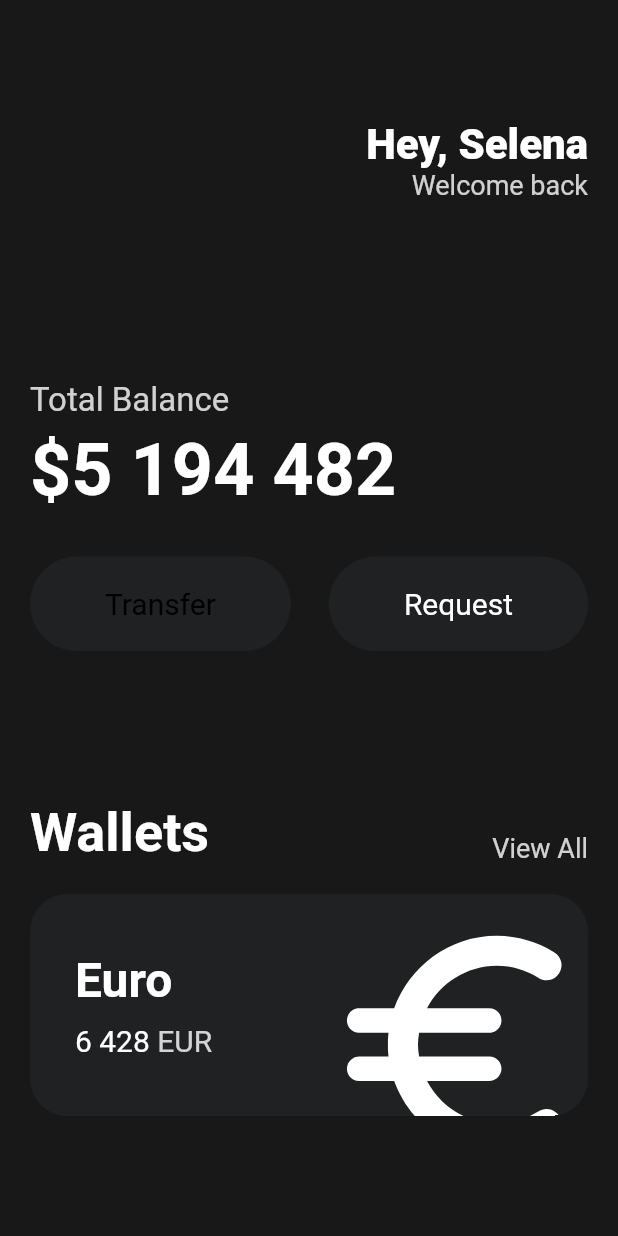
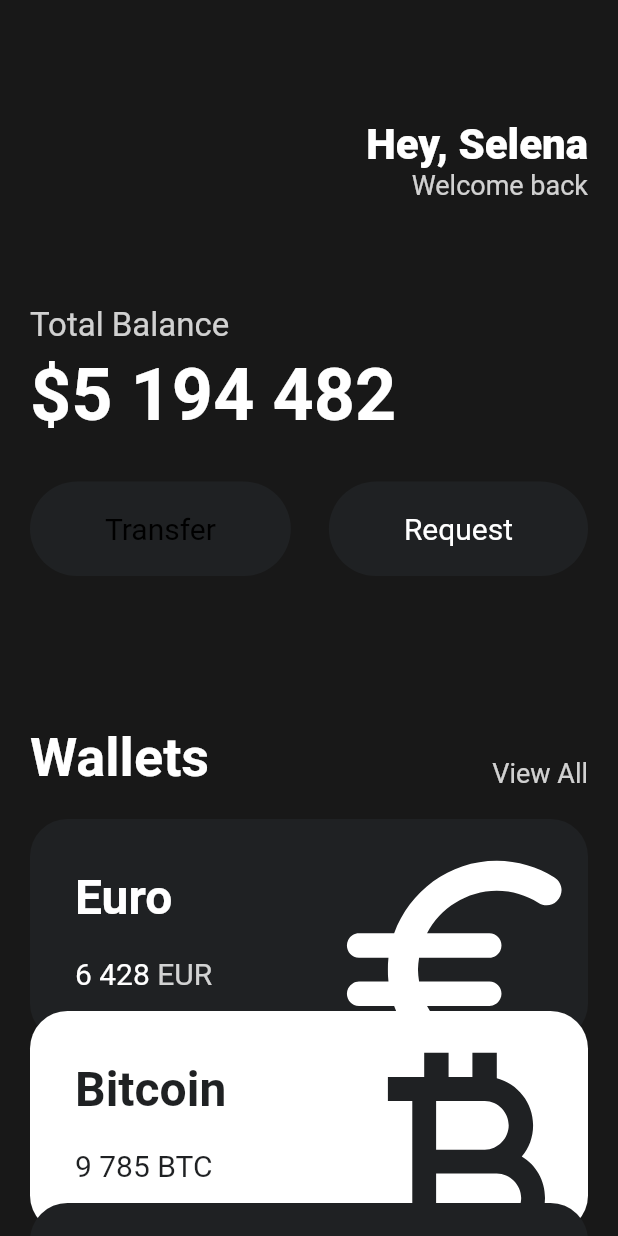
Before and after one commit to nohsangwoo/dribble-Finnancial-Mobile-clone, a Flutter app: the screen it shows after launch, on a phone screen of 412 x 824 dp. Run offline on Flutter 3.47's test engine with Material 2 defaults, Android fonts, the phone set to English and light mode, and no system bars.

Commit message:
Reusable  Cards

```diff
--- a/lib/main.dart
+++ b/lib/main.dart
@@ -1,5 +1,6 @@
 import 'package:flutter/material.dart';
 import 'package:toonflix/widgets/Button.dart';
+import 'package:toonflix/widgets/currency_card.dart';
 
 class Player {
   late String name;
@@ -32,7 +33,8 @@ class App extends StatelessWidget {
       //custom color를 설정하는 방법
       backgroundColor: const Color(0xFF181818),
       // 위젯 위에 다른 위젯을 올리고 싶으면 Column을 사용해야한다.
-      body: Padding(
+      body: SingleChildScrollView(
+        child: Padding(
           // EdgeInsets 패딩을 설정하는 메소드
           // EdgeInsets.all(10) 싱히좌우 모두 10의 패딩을 준다.
           // EdgeInsets.only(top:20) 상단 부분만 20의 패딩을 준다.
@@ -74,7 +76,7 @@ class App extends StatelessWidget {
                 ],
               ),
               const SizedBox(
-              height: 120,
+                height: 70,
               ),
               Text(
                 "Total Balance",
@@ -139,79 +141,41 @@ class App extends StatelessWidget {
               const SizedBox(
                 height: 20,
               ),
-            Container(
-              // overflow된 곳(영역을 벗어난 부분)을 제어하는 방법
-              clipBehavior: Clip.hardEdge,
-              decoration: BoxDecoration(
-                color: const Color(0xFF1F2123),
-                borderRadius: BorderRadius.circular(
-                  25,
+              const CurrencyCard(
+                name: "Euro",
+                code: "EUR",
+                amount: "6 428",
+                icon: Icons.euro_rounded,
+                isInverted: false,
+              ),
+              Transform.translate(
+                offset: const Offset(
+                  0,
+                  -20,
+                ),
+                child: const CurrencyCard(
+                  name: "Bitcoin",
+                  code: "BTC",
+                  amount: "9 785",
+                  icon: Icons.currency_bitcoin,
+                  isInverted: true,
                 ),
               ),
-              child: Padding(
-                padding: const EdgeInsets.all(
-                  30,
+              Transform.translate(
+                offset: const Offset(
+                  0,
+                  -40,
                 ),
-                child: Row(
-                  mainAxisAlignment: MainAxisAlignment.spaceBetween,
-                  children: [
-                    Column(
-                      crossAxisAlignment: CrossAxisAlignment.start,
-                      children: [
-                        const Text(
-                          "Euro",
-                          style: TextStyle(
-                              color: Colors.white,
-                              fontSize: 32,
-                              fontWeight: FontWeight.w600),
-                        ),
-                        const SizedBox(
-                          height: 10,
-                        ),
-                        Row(
-                          children: [
-                            const Text(
-                              "6 428",
-                              style: TextStyle(
-                                color: Colors.white,
-                                fontSize: 20,
-                              ),
-                            ),
-                            const SizedBox(
-                              width: 5,
-                            ),
-                            Text(
-                              "EUR",
-                              style: TextStyle(
-                                color: Colors.white.withOpacity(
-                                  0.8,
-                                ),
-                                fontSize: 20,
+                child: const CurrencyCard(
+                  name: "Dollar",
+                  code: "USD",
+                  amount: "428",
+                  icon: Icons.attach_money_outlined,
+                  isInverted: false,
                 ),
               ),
             ],
           ),
-                      ],
-                    ),
-                    Transform.scale(
-                      scale: 2.2,
-                      child: Transform.translate(
-                        offset: const Offset(
-                          -5,
-                          12,
-                        ),
-                        child: const Icon(
-                          Icons.euro_rounded,
-                          color: Colors.white,
-                          size: 88,
-                        ),
-                      ),
-                    )
-                  ],
-                ),
-              ),
-            )
-          ],
         ),
       ),
     ));
--- /dev/null
+++ b/lib/widgets/currency_card.dart
@@ -0,0 +1,125 @@
+import 'package:flutter/material.dart'
+    show
+        BorderRadius,
+        BoxDecoration,
+        BuildContext,
+        Clip,
+        Color,
+        Colors,
+        Column,
+        Container,
+        CrossAxisAlignment,
+        EdgeInsets,
+        FontWeight,
+        Icon,
+        IconData,
+        MainAxisAlignment,
+        Offset,
+        Padding,
+        Row,
+        SizedBox,
+        StatelessWidget,
+        Text,
+        TextStyle,
+        Transform,
+        Widget;
+
+class CurrencyCard extends StatelessWidget {
+  final String name, code, amount;
+  final IconData icon;
+  final bool isInverted;
+  // 변수이름앞에 _ 로 시작하면 private 변수라고 선언하는것과 같다.
+  final Color _blackColor = const Color(0xFF1F2123);
+
+  const CurrencyCard({
+    super.key,
+    required this.name,
+    required this.code,
+    required this.amount,
+    required this.icon,
+    required this.isInverted,
+  });
+
+  @override
+  Widget build(BuildContext context) {
+    return Container(
+      // overflow된 곳(영역을 벗어난 부분)을 제어하는 방법
+      // Clip.hardEdge: 위젯 영역을 벗어난 부분을 안보이게 잘라냄
+      clipBehavior: Clip.hardEdge,
+      decoration: BoxDecoration(
+        color: isInverted ? Colors.white : _blackColor,
+        borderRadius: BorderRadius.circular(
+          25,
+        ),
+      ),
+      child: Padding(
+        padding: const EdgeInsets.all(
+          30,
+        ),
+        child: Row(
+          mainAxisAlignment: MainAxisAlignment.spaceBetween,
+          children: [
+            Column(
+              crossAxisAlignment: CrossAxisAlignment.start,
+              children: [
+                Text(
+                  name,
+                  style: TextStyle(
+                      color: isInverted ? _blackColor : Colors.white,
+                      fontSize: 32,
+                      fontWeight: FontWeight.w600),
+                ),
+                const SizedBox(
+                  height: 20,
+                ),
+                Row(
+                  children: [
+                    Text(
+                      amount,
+                      style: TextStyle(
+                        color: isInverted ? _blackColor : Colors.white,
+                        fontSize: 20,
+                      ),
+                    ),
+                    const SizedBox(
+                      width: 5,
+                    ),
+                    Text(
+                      code,
+                      style: TextStyle(
+                        color: isInverted
+                            ? _blackColor
+                            : Colors.white.withOpacity(
+                                0.8,
+                              ),
+                        fontSize: 20,
+                      ),
+                    ),
+                  ],
+                ),
+              ],
+            ),
+            // 크기를 제어하는 위젯
+            // (이때 부모 위젯에 영향을 미치지 않는다
+            // 일반적으로 크기가 커지면 부모위젯의 영역이 강제로 늘어남 하지만 scale은 그냥 overflow시킴)
+            Transform.scale(
+              scale: 2.2,
+              // 위치를 제어하는 위젯
+              child: Transform.translate(
+                offset: const Offset(
+                  -5,
+                  12,
+                ),
+                child: Icon(
+                  icon,
+                  color: isInverted ? _blackColor : Colors.white,
+                  size: 88,
+                ),
+              ),
+            )
+          ],
+        ),
+      ),
+    );
+  }
+}
```
Lines whose indentation alone changed are shown as unchanged.
